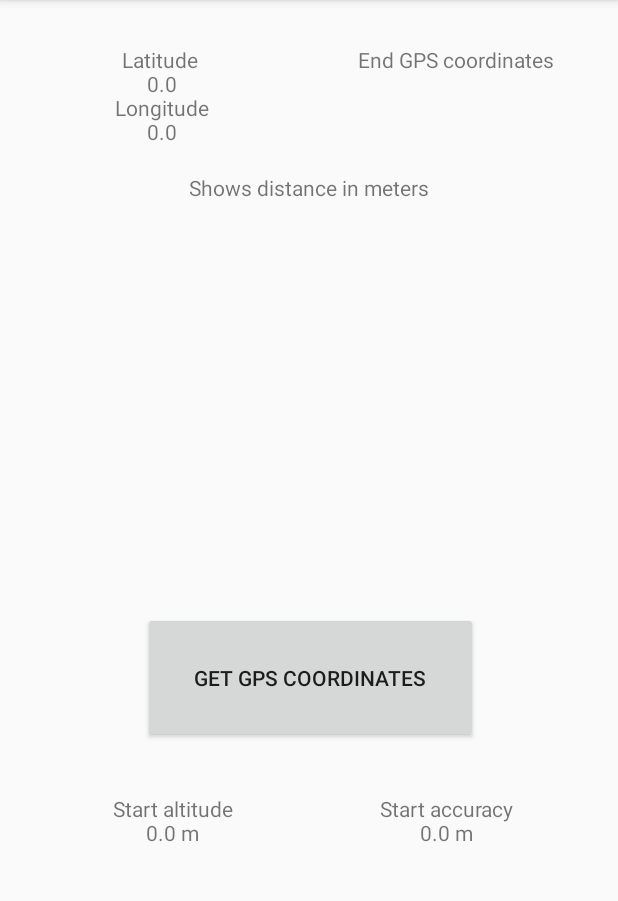
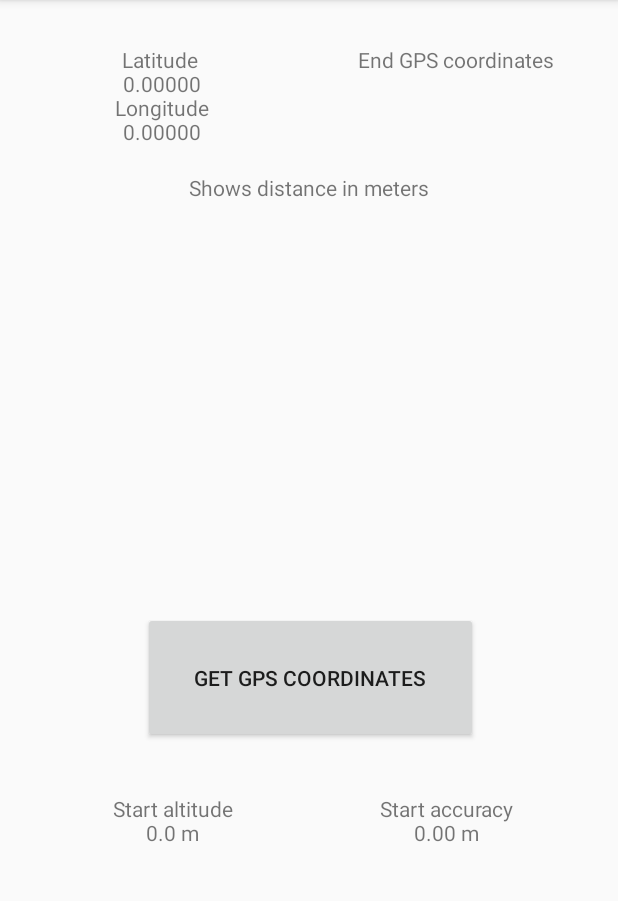
Before and after one commit to adbhitman/DistanceGPS, an Android app: the screen it shows after launch (MainActivity), after a tap on "GET GPS COORDINATES", on a phone screen of 412 x 824 dp, the part 84-985 px from its top. Run offline under Robolectric (Android 15) with nearby library versions, the phone set to English and light mode, and no system bars.

Commit message:
Cleaned formatting
Cleaned showing number of digits for cleaner look

```diff
--- a/app/src/main/java/com/example/distancegps/MainActivity.java
+++ b/app/src/main/java/com/example/distancegps/MainActivity.java
@@ -95,7 +95,8 @@ public class MainActivity extends AppCompatActivity {
             }
         };
 
-        if (ActivityCompat.checkSelfPermission(this, Manifest.permission.ACCESS_FINE_LOCATION) != PackageManager.PERMISSION_GRANTED && ActivityCompat.checkSelfPermission(this, Manifest.permission.ACCESS_COARSE_LOCATION) != PackageManager.PERMISSION_GRANTED) {
+        if (ActivityCompat.checkSelfPermission(this, Manifest.permission.ACCESS_FINE_LOCATION) != PackageManager.PERMISSION_GRANTED
+                && ActivityCompat.checkSelfPermission(this, Manifest.permission.ACCESS_COARSE_LOCATION) != PackageManager.PERMISSION_GRANTED) {
             // TODO: Consider calling
             //    ActivityCompat#requestPermissions
             // here to request the missing permissions, and then overriding
@@ -136,15 +137,14 @@ public class MainActivity extends AppCompatActivity {
     public void getGPS(View view) {
 
         if (buttonTaps < 2) {
-            textViewAltitude.setText("Start altitude\n" + startCoordinates.getAltitude() + " m\n" + "End altitude\n" + endCoordinates.getAltitude() + " m");
 
             if (buttonTaps == 0) {
-                textViewStart.setText("Latitude \n" + latitude + "\n" + "Longitude\n" + longitude);
+                textViewStart.setText("Latitude \n" + String.format("%.5f",latitude) + "\n" + "Longitude\n" + String.format("%.5f",longitude));
                 //textViewStart.setText(""+location.getLongitude() + location.getLatitude());
                 // textViewStart.setText(locationManager.getLastKnownLocation(LocationManager.GPS_PROVIDER).toString());
 
                 textViewAltitude.setText("Start altitude\n" + altitude + " m\n");
-                textViewAccuracy.setText("Start accuracy\n" + accuracy + " m\n");
+                textViewAccuracy.setText("Start accuracy\n" + String.format("%.2f",accuracy) + " m\n");
 
                 //Saving starting point coordinates
                 startCoordinates.setLongitude(longitude);
@@ -154,12 +154,12 @@ public class MainActivity extends AppCompatActivity {
             }
 
             if (buttonTaps == 1) {
-                textViewEnd.setText("Latitude \n" + latitude + "\n" + "Longitude\n" + longitude);
+                textViewEnd.setText("Latitude \n" + String.format("%.5f",latitude) + "\n" + "Longitude\n" + String.format("%.5f",longitude));
                 //textViewEnd.setText(""+location.getLongitude() + location.getLatitude());
                 //textViewEnd.setText(locationManager.getLastKnownLocation(LocationManager.GPS_PROVIDER).toString());
 
-                textViewAltitude.setText("Start altitude\n" + startCoordinates.getAltitude() + " m\n" + "End altitude\n" + altitude + " m\n" + "Difference\n" + (altitude-startCoordinates.getAltitude()) + " m");
-                textViewAccuracy.setText("Start accuracy\n" + startCoordinates.getAccuracy() + " m\n" + "End accuracy\n" + accuracy + " m");
+                textViewAltitude.setText("Start altitude\n" + String.format("%.2f", startCoordinates.getAltitude()) + " m\n" + "End altitude\n" + String.format("%.2f",altitude) + " m\n" + "Difference\n" + String.format("%.2f",altitude-startCoordinates.getAltitude()) + " m");
+                textViewAccuracy.setText("Start accuracy\n" + String.format("%.2f",startCoordinates.getAccuracy()) + " m\n" + "End accuracy\n" + String.format("%.2f",accuracy) + " m");
 
                 //Saving end point coordinates
                 endCoordinates.setLongitude(longitude);
```
